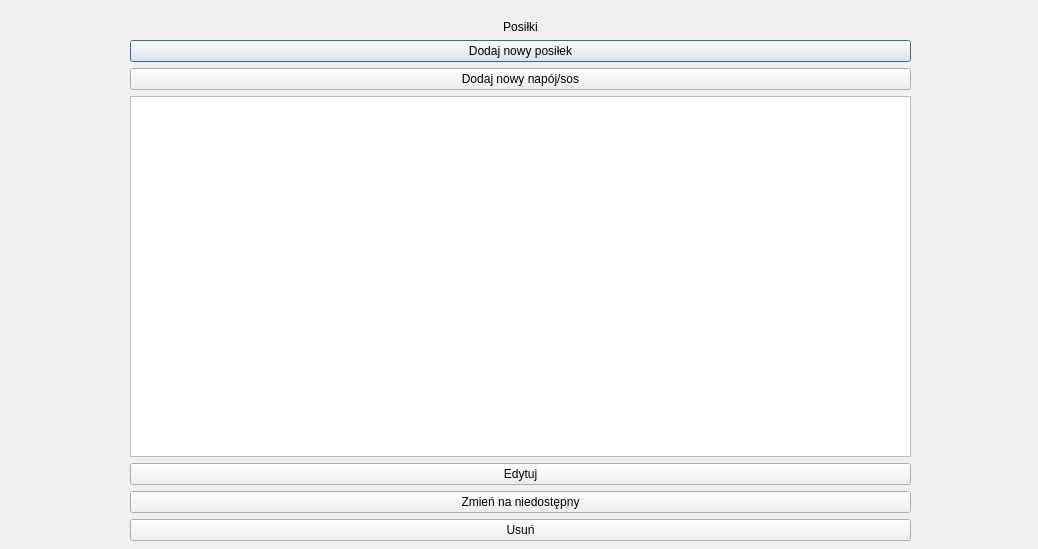
Qt form ui/mealsediting.ui (IgnacyMermer/SystemRestauracji) before a commit.
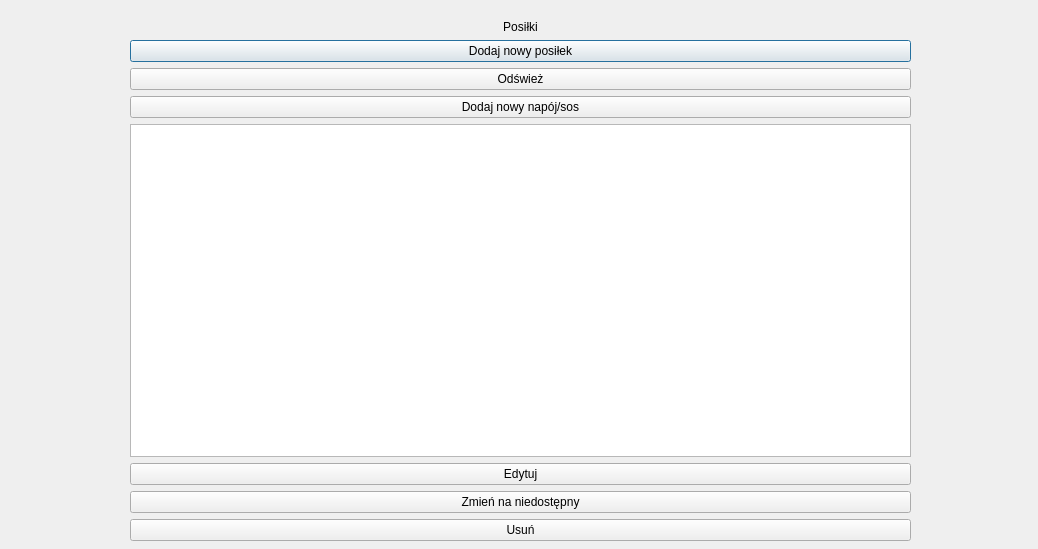
The same form after that commit.

Commit message: refreshing list of meals

Patch:
```diff
--- a/ui/mealsediting.ui
+++ b/ui/mealsediting.ui
@@ -40,6 +40,13 @@
       </property>
      </widget>
     </item>
+    <item>
+     <widget class="QPushButton" name="pushButton_refresh">
+      <property name="text">
+       <string>Odśwież</string>
+      </property>
+     </widget>
+    </item>
     <item>
      <widget class="QPushButton" name="pushButton_addNewDrinkSauce">
       <property name="text">
```
The commit also changes 2 other files.
